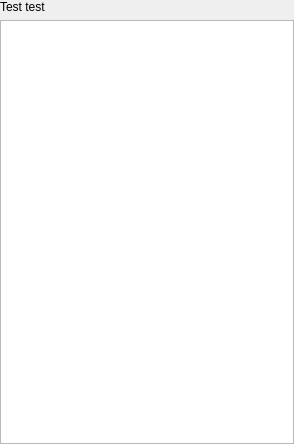
Qt form src/gui/EntryListWidget.ui (Gnurou/tagainijisho) before a commit.
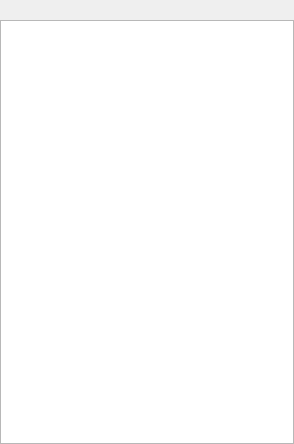
The same form after that commit. Custom widgets are drawn as their Qt base class.

Commit message: Remove dummy label text

```diff
--- a/src/gui/EntryListWidget.ui
+++ b/src/gui/EntryListWidget.ui
@@ -20,7 +20,7 @@
    <item>
     <widget class="QLabel" name="_titleLabel">
      <property name="text">
-      <string>Test test</string>
+      <string/>
      </property>
     </widget>
    </item>
```
Left out of the diff: 7 changed lines with no effect on the pictures.
